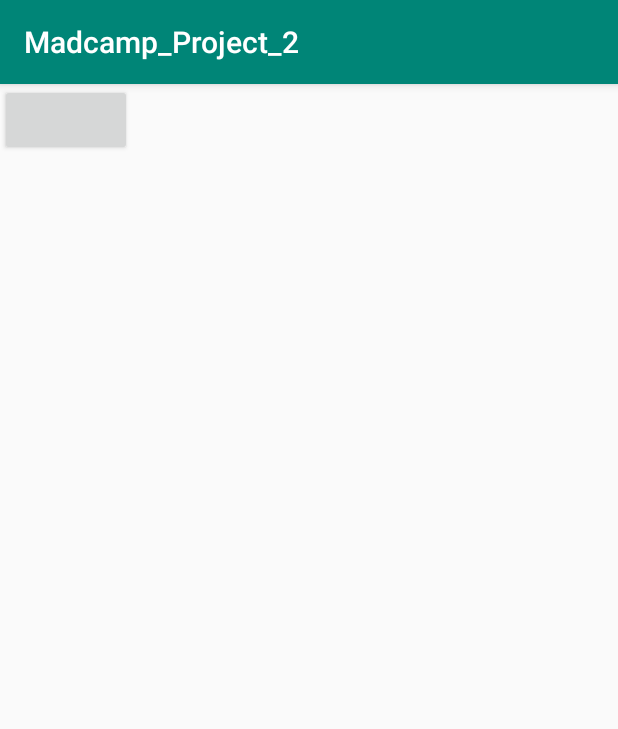
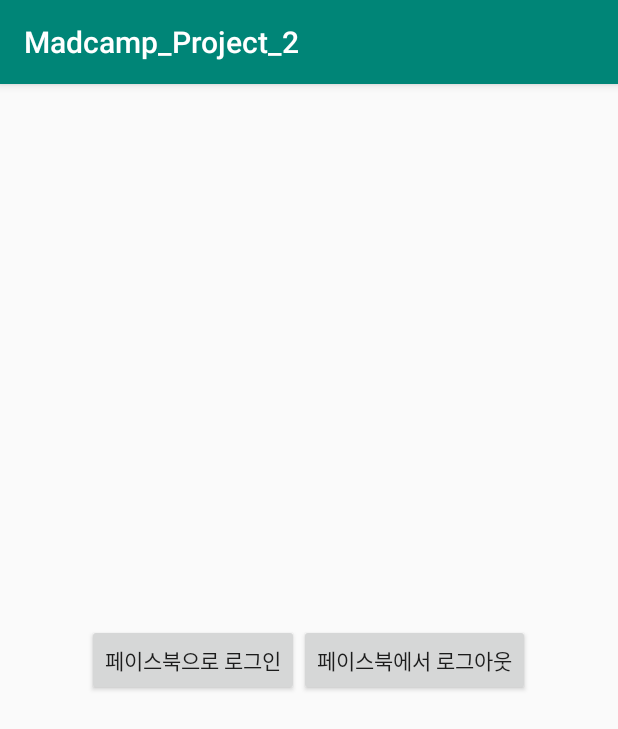
Before and after one commit to KimJS0328/Madcamp_Project_2, an Android app: the screen it shows after launch (LoginActivity), on a phone screen of 412 x 824 dp. Shown: the top 729 px of the screen. Run offline under Robolectric (Android 15) with nearby library versions, the phone set to English and light mode, and no system bars; libraries missing offline, so code that uses them is left out: com.facebook, com.facebook.login; plain views replace LoginButton; 5 statements that could not run were skipped.

Commit message:
"login logout button is added."

```diff
--- a/app/src/main/AndroidManifest.xml
+++ b/app/src/main/AndroidManifest.xml
@@ -16,7 +16,6 @@
             android:name="com.facebook.sdk.ApplicationId"
             android:value="@string/facebook_app_key" />
 
-        <activity android:name=".MainActivity"></activity>
         <activity android:name=".LoginActivity">
             <intent-filter>
                 <action android:name="android.intent.action.MAIN" />
--- /dev/null
+++ b/app/src/main/java/com/example/madcamp_project_2/LoginActivity.java
@@ -0,0 +1,68 @@
+package com.example.madcamp_project_2;
+
+import android.content.Context;
+import android.content.Intent;
+import android.os.Bundle;
+import android.view.View;
+import android.widget.Button;
+
+import androidx.appcompat.app.AppCompatActivity;
+
+import com.facebook.CallbackManager;
+import com.facebook.login.LoginManager;
+import com.facebook.login.widget.LoginButton;
+
+import java.util.Arrays;
+
+
+
+public class LoginActivity extends AppCompatActivity {
+
+    private Context mContext;
+    private LoginButton btn_facebook_login;
+    private LoginCallback mLoginCallback;
+    private CallbackManager mCallbackManager;
+
+    private Button btn_custom_login;
+    private Button btn_custom_logout;
+
+    @Override
+    protected void onCreate(Bundle savedInstanceState) {
+        super.onCreate(savedInstanceState);
+        setContentView(R.layout.activity_login);
+        mContext = getApplicationContext();
+
+
+        mCallbackManager = CallbackManager.Factory.create();
+        mLoginCallback = new LoginCallback();
+
+        btn_facebook_login = (LoginButton) findViewById(R.id.btn_facebook_login);
+        btn_facebook_login.setReadPermissions(Arrays.asList("public_profile", "email"));
+        btn_facebook_login.registerCallback(mCallbackManager, mLoginCallback);
+
+        btn_custom_login = (Button) findViewById(R.id.btn_custom_login);
+        btn_custom_login.setOnClickListener(new View.OnClickListener() {
+            @Override
+            public void onClick(View v) {
+                btn_facebook_login.performClick();
+            }
+        });
+
+        btn_custom_logout = (Button) findViewById(R.id.btn_custom_logout);
+        btn_custom_logout.setOnClickListener(new View.OnClickListener() {
+            @Override
+            public void onClick(View v) {
+                LoginManager.getInstance().logOut();
+;            }
+        });
+    }
+
+
+
+    @Override
+
+    protected void onActivityResult(int requestCode, int resultCode, Intent data) {
+        mCallbackManager.onActivityResult(requestCode, resultCode, data);
+        super.onActivityResult(requestCode, resultCode, data);
+    }
+}
--- a/app/src/main/java/com/example/madcamp_project_2/LoginActivity.kt
+++ /dev/null
@@ -1,32 +0,0 @@
-package com.example.madcamp_project_2
-
-import android.content.Intent
-import android.os.Bundle
-import android.os.PersistableBundle
-import android.util.Log
-import androidx.appcompat.app.AppCompatActivity
-import com.facebook.CallbackManager
-import kotlinx.android.synthetic.main.activity_login.*
-
-class LoginActivity : AppCompatActivity() {
-
-    private val mCallbackManager = CallbackManager.Factory.create()
-    private val mLoginCallback = LoginCallback()
-
-    override fun onCreate(savedInstanceState: Bundle?) {
-        super.onCreate(savedInstanceState)
-
-        setContentView(R.layout.activity_login)
-
-        Log.e("success", "!!!!!!!!!!!!!!!!!!!!!!!!!!!!!!!!!!!!!!!!")
-
-        btn_facebook_login.setReadPermissions(listOf("public_profile", "email"))
-        btn_facebook_login.registerCallback(mCallbackManager, mLoginCallback)
-    }
-
-
-    override fun onActivityResult(requestCode: Int, resultCode: Int, data: Intent?) {
-        mCallbackManager.onActivityResult(requestCode, resultCode, data)
-        super.onActivityResult(requestCode, resultCode, data)
-    }
-}
--- a/app/src/main/res/layout/activity_login.xml
+++ b/app/src/main/res/layout/activity_login.xml
@@ -1,20 +1,36 @@
 <?xml version="1.0" encoding="utf-8"?>
 
 
-<androidx.constraintlayout.widget.ConstraintLayout xmlns:android="http://schemas.android.com/apk/res/android"
+<LinearLayout xmlns:android="http://schemas.android.com/apk/res/android"
+
     xmlns:app="http://schemas.android.com/apk/res-auto"
+
     xmlns:tools="http://schemas.android.com/tools"
+
     android:layout_width="match_parent"
+
     android:layout_height="match_parent"
-    tools:context=".LoginActivity">
+
+    android:gravity="center">
 
     <com.facebook.login.widget.LoginButton
         android:id="@+id/btn_facebook_login"
         android:layout_width="wrap_content"
         android:layout_height="wrap_content"
         app:layout_constraintStart_toStartOf="parent"
-        app:layout_constraintTop_toTopOf="parent" />
+        app:layout_constraintTop_toTopOf="parent"
+        android:visibility="gone"/>
 
+    <Button
+        android:layout_width="wrap_content"
+        android:layout_height="wrap_content"
+        android:id="@+id/btn_custom_login"
+        android:text="페이스북으로 로그인"/>
 
+    <Button
+        android:layout_height="wrap_content"
+        android:layout_width="wrap_content"
+        android:id="@+id/btn_custom_logout"
+        android:text="페이스북에서 로그아웃"/>
 
-</androidx.constraintlayout.widget.ConstraintLayout>
+</LinearLayout>
```
Also changed, not shown: app/src/main/java/com/example/madcamp_project_2/MainActivity.kt (+0 -15 lines).
